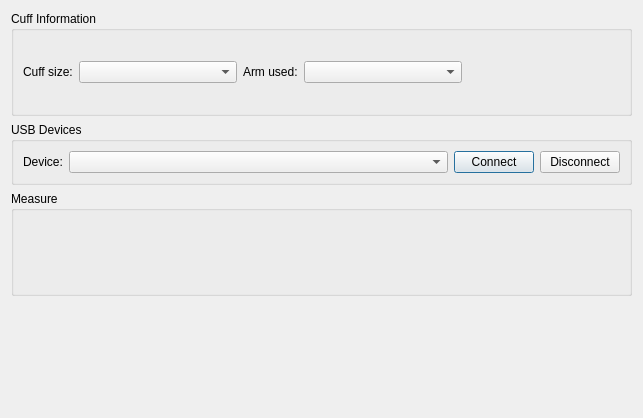
This is src/dialogs/bloodpressuredialog.ui in CLSA/cypress as Qt 5 draws it before an edit. The edited form follows.
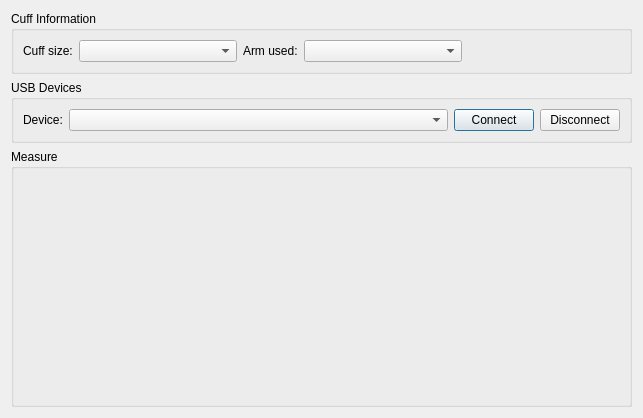
This is the edited form. Custom widgets are drawn as their Qt base class.

The edit to the form file:
```diff
--- a/src/dialogs/bloodpressuredialog.ui
+++ b/src/dialogs/bloodpressuredialog.ui
@@ -22,6 +22,12 @@
   <layout class="QVBoxLayout" name="verticalLayout_2">
    <item>
     <widget class="QGroupBox" name="armBandGroupBox">
+     <property name="sizePolicy">
+      <sizepolicy hsizetype="Preferred" vsizetype="Minimum">
+       <horstretch>0</horstretch>
+       <verstretch>0</verstretch>
+      </sizepolicy>
+     </property>
      <property name="title">
       <string>Cuff Information</string>
      </property>
@@ -97,7 +103,7 @@
    <item>
     <widget class="QGroupBox" name="pathGroupBox">
      <property name="sizePolicy">
-      <sizepolicy hsizetype="Preferred" vsizetype="Maximum">
+      <sizepolicy hsizetype="Preferred" vsizetype="Minimum">
        <horstretch>0</horstretch>
        <verstretch>0</verstretch>
       </sizepolicy>
@@ -154,6 +160,12 @@
    </item>
    <item>
     <widget class="QGroupBox" name="measureGroupBox">
+     <property name="sizePolicy">
+      <sizepolicy hsizetype="Preferred" vsizetype="Expanding">
+       <horstretch>0</horstretch>
+       <verstretch>0</verstretch>
+      </sizepolicy>
+     </property>
      <property name="title">
       <string>Measure</string>
      </property>
@@ -164,13 +176,6 @@
      </layout>
     </widget>
    </item>
-   <item>
-    <widget class="QStatusBar" name="statusBar">
-     <property name="sizeGripEnabled">
-      <bool>false</bool>
-     </property>
-    </widget>
-   </item>
   </layout>
  </widget>
  <customwidgets>
```
